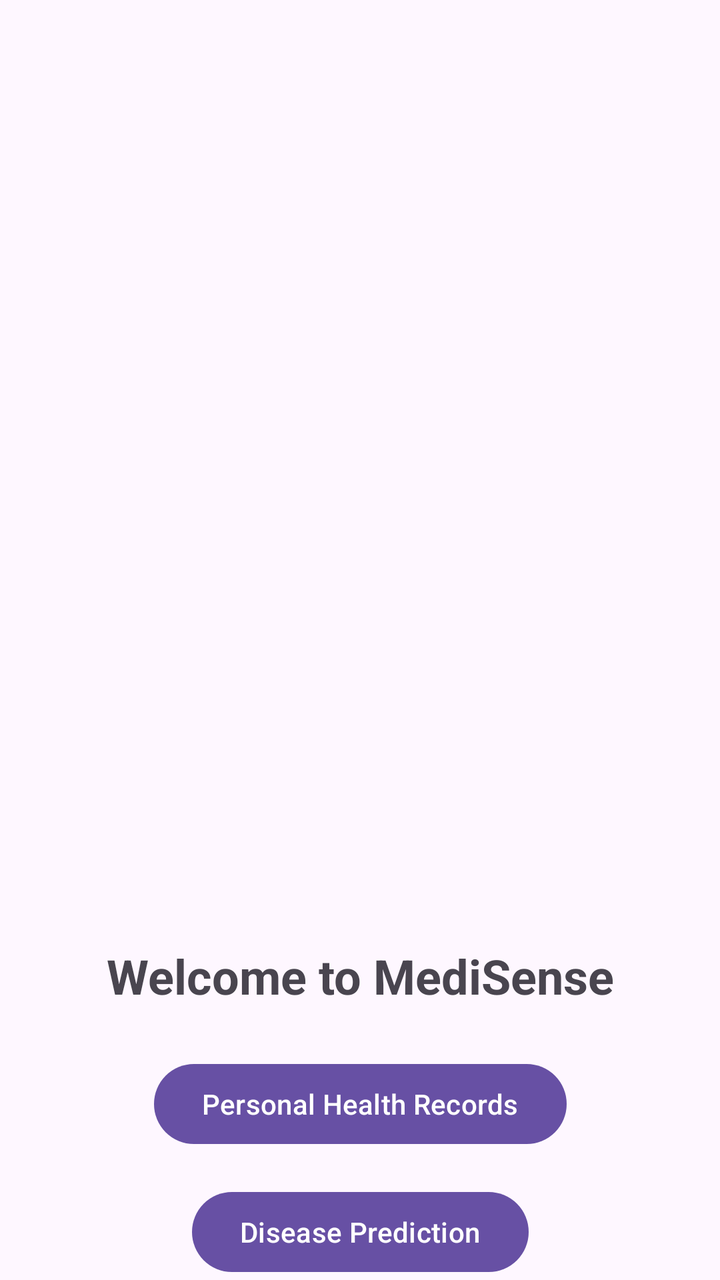
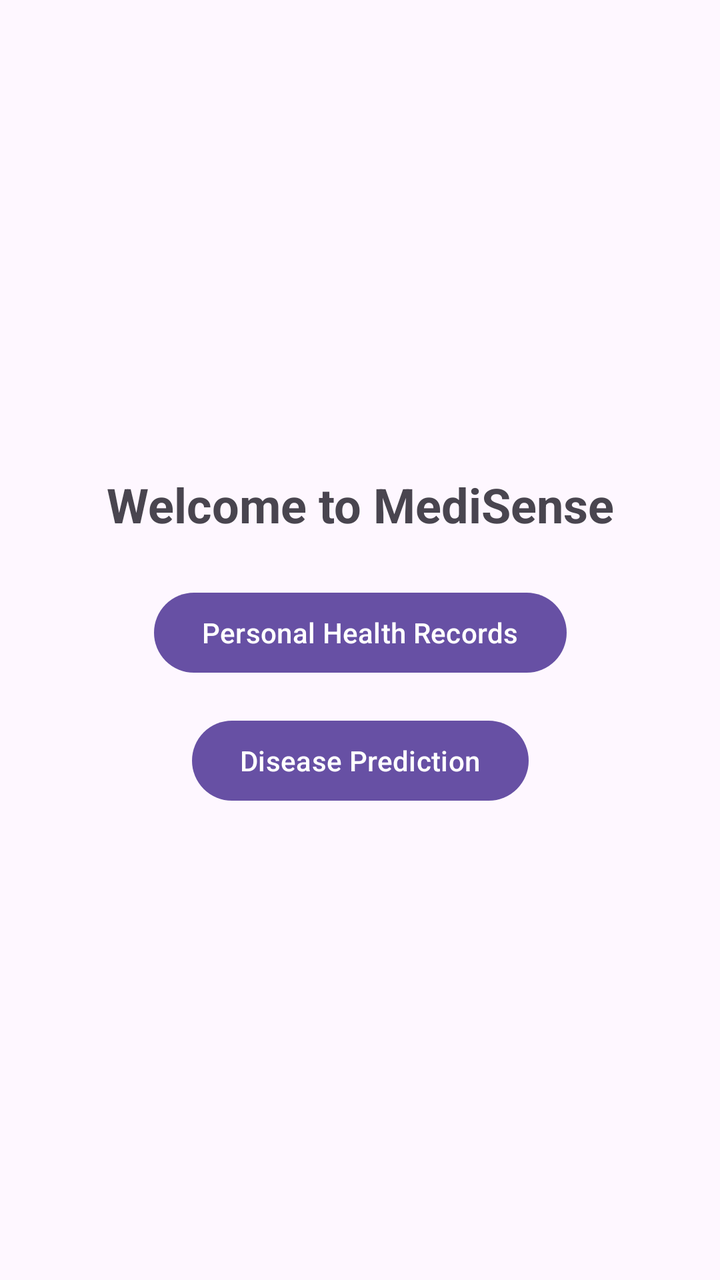

Before-and-after screenshots of an Android layout around one commit, followed by the original layout XML and the change that was made.
<!-- AndroidManifest.xml: application theme Theme.Medisense -->
<!-- res/layout/fragment_dashboard.xml -->
<?xml version="1.0" encoding="utf-8"?>
<androidx.constraintlayout.widget.ConstraintLayout xmlns:android="http://schemas.android.com/apk/res/android"
    xmlns:app="http://schemas.android.com/apk/res-auto"
    xmlns:tools="http://schemas.android.com/tools"
    android:layout_width="match_parent"
    android:layout_height="match_parent"
    tools:context=".ui.dashboard.DashboardFragment">

    <TextView
        android:id="@+id/tv_welcome"
        android:layout_width="wrap_content"
        android:layout_height="wrap_content"
        android:text="@string/welcome_dashboard"
        android:textSize="24sp"
        android:textStyle="bold"
        app:layout_constraintBottom_toTopOf="@+id/btn_health_records"
        app:layout_constraintEnd_toEndOf="parent"
        app:layout_constraintStart_toStartOf="parent"
        app:layout_constraintTop_toTopOf="parent"
        app:layout_constraintVertical_chainStyle="packed" />

    <com.google.android.material.button.MaterialButton
        android:id="@+id/btn_health_records"
        android:layout_width="wrap_content"
        android:layout_height="wrap_content"
        android:layout_marginTop="24dp"
        android:text="Personal Health Records"
        app:layout_constraintEnd_toEndOf="parent"
        app:layout_constraintStart_toStartOf="parent"
        app:layout_constraintTop_toBottomOf="@+id/tv_welcome" />

    <com.google.android.material.button.MaterialButton
        android:id="@+id/btn_disease_prediction"
        android:layout_width="wrap_content"
        android:layout_height="wrap_content"
        android:layout_marginTop="16dp"
        android:text="Disease Prediction"
        app:layout_constraintBottom_toBottomOf="parent"
        app:layout_constraintEnd_toEndOf="parent"
        app:layout_constraintStart_toStartOf="parent"
        app:layout_constraintTop_toBottomOf="@+id/btn_health_records" />

</androidx.constraintlayout.widget.ConstraintLayout>
<!-- resources referenced by this layout -->
<resources>
  <string name="welcome_dashboard">Welcome to MediSense</string>
  <style name="Theme.Medisense" parent="Theme.Material3.DayNight.NoActionBar">
          
          
      </style>
</resources>

<!-- the commit's change to res/layout/fragment_dashboard.xml (unified diff, before → after) -->
@@ -25,6 +25,7 @@
         android:layout_height="wrap_content"
         android:layout_marginTop="24dp"
         android:text="Personal Health Records"
+        app:layout_constraintBottom_toTopOf="@+id/btn_disease_prediction"
         app:layout_constraintEnd_toEndOf="parent"
         app:layout_constraintStart_toStartOf="parent"
         app:layout_constraintTop_toBottomOf="@+id/tv_welcome" />
